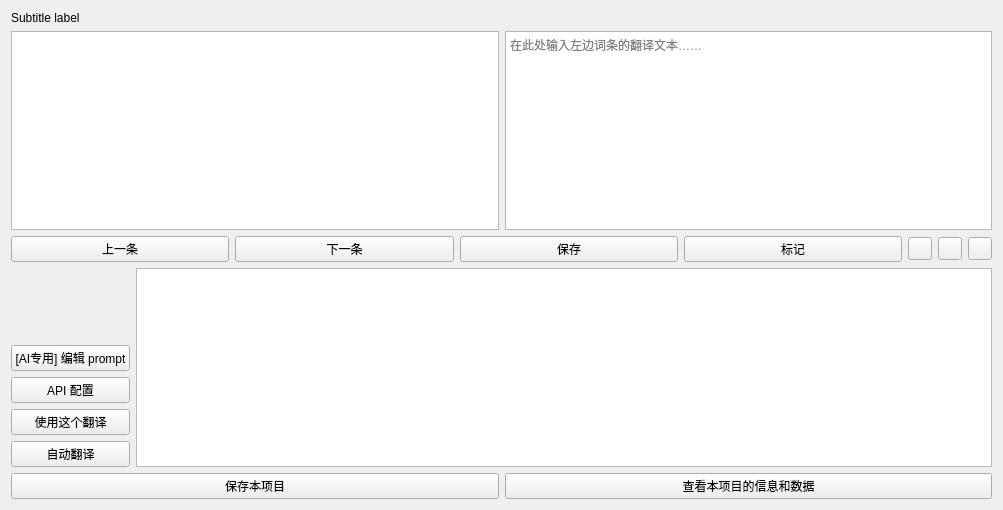
mangofanfan/FanTools, file widget/TranslateToolPage.ui: the form before one commit.
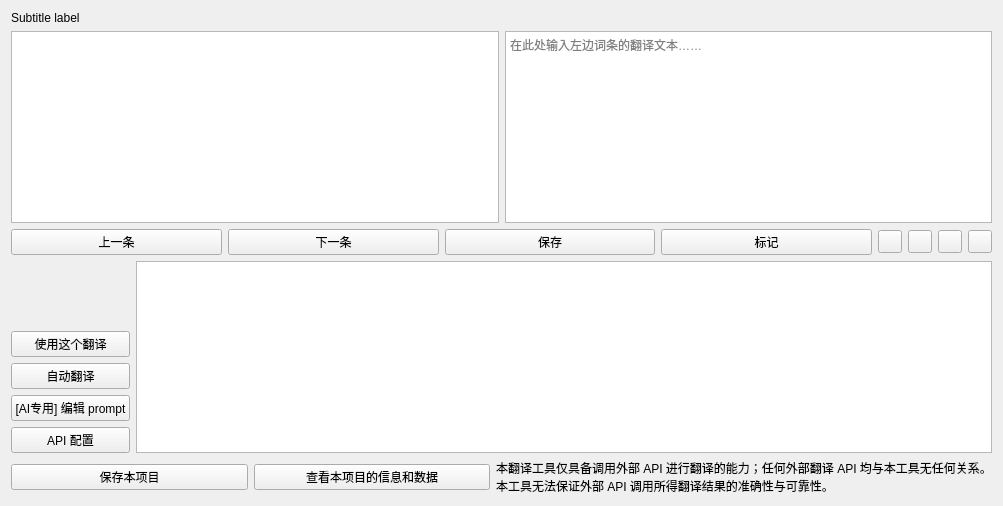
The form after the commit. Custom widgets are drawn as their Qt base class.

Patch:
```diff
--- a/widget/TranslateToolPage.ui
+++ b/widget/TranslateToolPage.ui
@@ -10,7 +10,7 @@
     <x>0</x>
     <y>0</y>
     <width>1003</width>
-    <height>510</height>
+    <height>506</height>
    </rect>
   </property>
   <property name="windowTitle">
@@ -50,14 +50,14 @@
    <item>
     <layout class="QHBoxLayout" name="horizontalLayout_2">
      <item>
-      <widget class="PlainTextEdit" name="PlainTextEdit_OriginalText">
+      <widget class="TextEdit" name="TextEdit_OriginalText">
        <property name="readOnly">
         <bool>true</bool>
        </property>
       </widget>
      </item>
      <item>
-      <widget class="PlainTextEdit" name="PlainTextEdit_TranslatedText">
+      <widget class="TextEdit" name="TextEdit_TranslatedText">
        <property name="placeholderText">
         <string>在此处输入左边词条的翻译文本……</string>
        </property>
@@ -103,10 +103,25 @@
       </widget>
      </item>
      <item>
-      <widget class="ToolButton" name="ToolButton_SearchInWeb"/>
+      <widget class="ToolButton" name="ToolButton_Glossary">
+       <property name="toolTip">
+        <string>&lt;html&gt;&lt;head/&gt;&lt;body&gt;&lt;p&gt;查看术语表，或编辑术语。&lt;/p&gt;&lt;p&gt;术语表中的词汇会在左侧原文中高亮显示；在调用 API 时，如对应 API 支持，术语表中的词汇也不会被翻译，或将翻译为标准译文。&lt;/p&gt;&lt;/body&gt;&lt;/html&gt;</string>
+       </property>
+      </widget>
      </item>
      <item>
-      <widget class="ToolButton" name="ToolButton_ClearTranslatedText"/>
+      <widget class="ToolButton" name="ToolButton_SearchInWeb">
+       <property name="toolTip">
+        <string>&lt;html&gt;&lt;head/&gt;&lt;body&gt;&lt;p&gt;在系统默认浏览器中打开并搜索待翻译文本。&lt;/p&gt;&lt;/body&gt;&lt;/html&gt;</string>
+       </property>
+      </widget>
+     </item>
+     <item>
+      <widget class="ToolButton" name="ToolButton_ClearTranslatedText">
+       <property name="toolTip">
+        <string>&lt;html&gt;&lt;head/&gt;&lt;body&gt;&lt;p&gt;清空右侧的待翻译文本。&lt;/p&gt;&lt;/body&gt;&lt;/html&gt;</string>
+       </property>
+      </widget>
      </item>
     </layout>
    </item>
@@ -121,20 +136,6 @@
          </property>
         </widget>
        </item>
-       <item>
-        <widget class="PushButton" name="PushButton_EditPrompt">
-         <property name="text">
-          <string>[AI专用] 编辑 prompt</string>
-         </property>
-        </widget>
-       </item>
-       <item>
-        <widget class="PushButton" name="PushButton_EditAPIConfig">
-         <property name="text">
-          <string>API 配置</string>
-         </property>
-        </widget>
-       </item>
        <item>
         <widget class="PrimaryPushButton" name="PrimaryPushButton_TranslateWithAPI">
          <property name="toolTip">
@@ -155,6 +156,26 @@
          </property>
         </widget>
        </item>
+       <item>
+        <widget class="PushButton" name="PushButton_EditPrompt">
+         <property name="toolTip">
+          <string>&lt;html&gt;&lt;head/&gt;&lt;body&gt;&lt;p&gt;prompt 用于向 AI 阐述它的身份、任务与注意事项。&lt;/p&gt;&lt;p&gt;如按默认设置调用 AI 翻译没有显著的问题，保持默认即可。&lt;/p&gt;&lt;/body&gt;&lt;/html&gt;</string>
+         </property>
+         <property name="text">
+          <string>[AI专用] 编辑 prompt</string>
+         </property>
+        </widget>
+       </item>
+       <item>
+        <widget class="PushButton" name="PushButton_EditAPIConfig">
+         <property name="toolTip">
+          <string>&lt;html&gt;&lt;head/&gt;&lt;body&gt;&lt;p&gt;配置 API 之后才能调用 API 并翻译。&lt;/p&gt;&lt;/body&gt;&lt;/html&gt;</string>
+         </property>
+         <property name="text">
+          <string>API 配置</string>
+         </property>
+        </widget>
+       </item>
       </layout>
      </item>
      <item>
@@ -178,6 +199,13 @@
        </property>
       </widget>
      </item>
+     <item>
+      <widget class="CaptionLabel" name="CaptionLabel">
+       <property name="text">
+        <string>&lt;html&gt;&lt;head/&gt;&lt;body&gt;&lt;p&gt;本翻译工具仅具备调用外部 API 进行翻译的能力；任何外部翻译 API 均与本工具无任何关系。&lt;br/&gt;本工具无法保证外部 API 调用所得翻译结果的准确性与可靠性。&lt;/p&gt;&lt;/body&gt;&lt;/html&gt;</string>
+       </property>
+      </widget>
+     </item>
     </layout>
    </item>
   </layout>
@@ -213,6 +241,11 @@
    <extends>PushButton</extends>
    <header>qfluentwidgets</header>
   </customwidget>
+  <customwidget>
+   <class>CaptionLabel</class>
+   <extends>QLabel</extends>
+   <header>qfluentwidgets</header>
+  </customwidget>
   <customwidget>
    <class>SubtitleLabel</class>
    <extends>QLabel</extends>
@@ -223,11 +256,6 @@
    <extends>QTextEdit</extends>
    <header>qfluentwidgets</header>
   </customwidget>
-  <customwidget>
-   <class>PlainTextEdit</class>
-   <extends>QPlainTextEdit</extends>
-   <header>qfluentwidgets</header>
-  </customwidget>
  </customwidgets>
  <resources/>
  <connections/>
```
Left out of the diff: 12 changed lines with no effect on the pictures.
